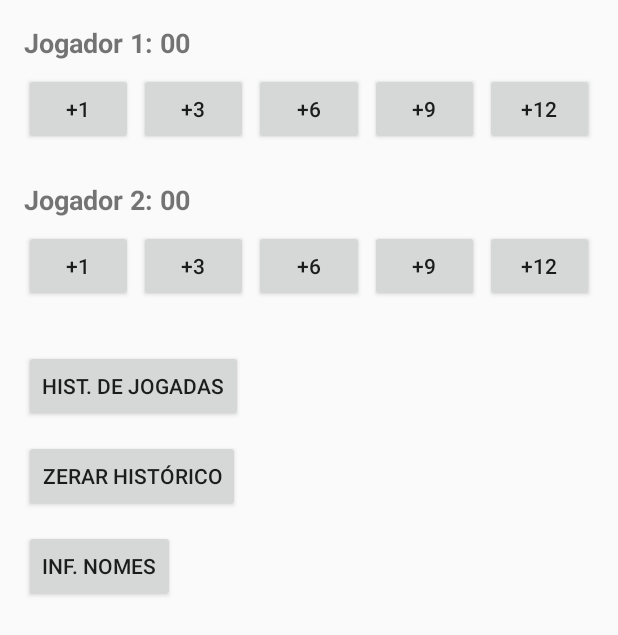
After one commit to maike-rony/trabalhoandroid-truco, an Android app built with Jetpack Compose: the TelaInicialJogo screen opened directly, with no data from a screen before it, on a phone screen of 412 x 824 dp. The commit adds this screen. Shown: the top 635 px of the screen. Run offline under Robolectric (Android 15) with nearby library versions, the phone set to English and light mode, and no system bars.

Commit message:
feat: tela inicial com as validações dos jogadores

```diff
--- a/app/build.gradle.kts
+++ b/app/build.gradle.kts
@@ -44,6 +44,8 @@ dependencies {
     implementation(libs.androidx.compose.ui.graphics)
     implementation(libs.androidx.compose.ui.tooling.preview)
     implementation(libs.androidx.core.ktx)
+    implementation(libs.androidx.appcompat)
+    implementation(libs.androidx.constraintlayout)
     implementation(libs.androidx.lifecycle.runtime.ktx)
     testImplementation(libs.junit)
     androidTestImplementation(platform(libs.androidx.compose.bom))
--- a/app/src/main/AndroidManifest.xml
+++ b/app/src/main/AndroidManifest.xml
@@ -23,6 +23,11 @@
                 <category android:name="android.intent.category.LAUNCHER" />
             </intent-filter>
         </activity>
+        <activity
+            android:name=".TelaInicialJogo"
+            android:exported="false"
+            android:label="@string/tela_inicial_jogo_titulo"
+            android:theme="@style/Theme.TrabalhoFinalAPPTruco" />
     </application>
 
 </manifest>
--- /dev/null
+++ b/app/src/main/java/com/example/trabalhofinal_apptruco/TelaInicialJogo.kt
@@ -0,0 +1,21 @@
+package com.example.trabalhofinal_apptruco
+
+import android.os.Bundle
+import android.widget.TextView
+import androidx.appcompat.app.AppCompatActivity
+
+class TelaInicialJogo : AppCompatActivity() {
+    override fun onCreate(savedInstanceState: Bundle?) {
+        super.onCreate(savedInstanceState)
+        setContentView(R.layout.activity_tela_inicial_jogo)
+
+        val player1Name = intent.getStringExtra("EXTRA_PLAYER_1")?.takeIf { it.isNotBlank() } ?: "Jogador 1"
+        val player2Name = intent.getStringExtra("EXTRA_PLAYER_2")?.takeIf { it.isNotBlank() } ?: "Jogador 2"
+
+        val tvJogador1Header = findViewById<TextView>(R.id.tvJogador1Header)
+        val tvJogador2Header = findViewById<TextView>(R.id.tvJogador2Header)
+
+        tvJogador1Header.text = getString(R.string.jogador_pontos_format, player1Name, "00")
+        tvJogador2Header.text = getString(R.string.jogador_pontos_format, player2Name, "00")
+    }
+}
--- /dev/null
+++ b/app/src/main/res/layout/activity_tela_inicial_jogo.xml
@@ -0,0 +1,165 @@
+<?xml version="1.0" encoding="utf-8"?>
+<androidx.constraintlayout.widget.ConstraintLayout xmlns:android="http://schemas.android.com/apk/res/android"
+    xmlns:app="http://schemas.android.com/apk/res-auto"
+    xmlns:tools="http://schemas.android.com/tools"
+    android:layout_width="match_parent"
+    android:layout_height="match_parent"
+    android:padding="16dp"
+    tools:context=".TelaInicialJogo">
+
+    <!-- JOGADOR 1 HEADER -->
+    <TextView
+        android:id="@+id/tvJogador1Header"
+        android:layout_width="wrap_content"
+        android:layout_height="wrap_content"
+        android:textSize="18sp"
+        android:textStyle="bold"
+        app:layout_constraintStart_toStartOf="parent"
+        app:layout_constraintTop_toTopOf="parent"
+        tools:text="Jogador 1: 00" />
+
+    <!-- JOGADOR 1 BOTOES (+1, +3, +6, +9, +12) -->
+    <Button
+        android:id="@+id/btnP1Plus1"
+        android:layout_width="0dp"
+        android:layout_height="wrap_content"
+        android:layout_marginTop="8dp"
+        android:layout_marginEnd="4dp"
+        android:text="@string/btn_mais_1"
+        app:layout_constraintEnd_toStartOf="@+id/btnP1Plus3"
+        app:layout_constraintHorizontal_chainStyle="spread"
+        app:layout_constraintStart_toStartOf="parent"
+        app:layout_constraintTop_toBottomOf="@id/tvJogador1Header" />
+
+    <Button
+        android:id="@+id/btnP1Plus3"
+        android:layout_width="0dp"
+        android:layout_height="wrap_content"
+        android:layout_marginEnd="4dp"
+        android:text="@string/btn_mais_3"
+        app:layout_constraintEnd_toStartOf="@+id/btnP1Plus6"
+        app:layout_constraintStart_toEndOf="@id/btnP1Plus1"
+        app:layout_constraintTop_toTopOf="@id/btnP1Plus1" />
+
+    <Button
+        android:id="@+id/btnP1Plus6"
+        android:layout_width="0dp"
+        android:layout_height="wrap_content"
+        android:layout_marginEnd="4dp"
+        android:text="@string/btn_mais_6"
+        app:layout_constraintEnd_toStartOf="@+id/btnP1Plus9"
+        app:layout_constraintStart_toEndOf="@id/btnP1Plus3"
+        app:layout_constraintTop_toTopOf="@id/btnP1Plus1" />
+
+    <Button
+        android:id="@+id/btnP1Plus9"
+        android:layout_width="0dp"
+        android:layout_height="wrap_content"
+        android:layout_marginEnd="4dp"
+        android:text="@string/btn_mais_9"
+        app:layout_constraintEnd_toStartOf="@+id/btnP1Plus12"
+        app:layout_constraintStart_toEndOf="@id/btnP1Plus6"
+        app:layout_constraintTop_toTopOf="@id/btnP1Plus1" />
+
+    <Button
+        android:id="@+id/btnP1Plus12"
+        android:layout_width="0dp"
+        android:layout_height="wrap_content"
+        android:text="@string/btn_mais_12"
+        app:layout_constraintEnd_toEndOf="parent"
+        app:layout_constraintStart_toEndOf="@id/btnP1Plus9"
+        app:layout_constraintTop_toTopOf="@id/btnP1Plus1" />
+
+    <!-- JOGADOR 2 HEADER -->
+    <TextView
+        android:id="@+id/tvJogador2Header"
+        android:layout_width="wrap_content"
+        android:layout_height="wrap_content"
+        android:layout_marginTop="24dp"
+        android:textSize="18sp"
+        android:textStyle="bold"
+        app:layout_constraintStart_toStartOf="parent"
+        app:layout_constraintTop_toBottomOf="@id/btnP1Plus1"
+        tools:text="Jogador 2: 00" />
+
+    <!-- JOGADOR 2 BOTOES (+1, +3, +6, +9, +12) -->
+    <Button
+        android:id="@+id/btnP2Plus1"
+        android:layout_width="0dp"
+        android:layout_height="wrap_content"
+        android:layout_marginTop="8dp"
+        android:layout_marginEnd="4dp"
+        android:text="@string/btn_mais_1"
+        app:layout_constraintEnd_toStartOf="@+id/btnP2Plus3"
+        app:layout_constraintHorizontal_chainStyle="spread"
+        app:layout_constraintStart_toStartOf="parent"
+        app:layout_constraintTop_toBottomOf="@id/tvJogador2Header" />
+
+    <Button
+        android:id="@+id/btnP2Plus3"
+        android:layout_width="0dp"
+        android:layout_height="wrap_content"
+        android:layout_marginEnd="4dp"
+        android:text="@string/btn_mais_3"
+        app:layout_constraintEnd_toStartOf="@+id/btnP2Plus6"
+        app:layout_constraintStart_toEndOf="@id/btnP2Plus1"
+        app:layout_constraintTop_toTopOf="@id/btnP2Plus1" />
+
+    <Button
+        android:id="@+id/btnP2Plus6"
+        android:layout_width="0dp"
+        android:layout_height="wrap_content"
+        android:layout_marginEnd="4dp"
+        android:text="@string/btn_mais_6"
+        app:layout_constraintEnd_toStartOf="@+id/btnP2Plus9"
+        app:layout_constraintStart_toEndOf="@id/btnP2Plus3"
+        app:layout_constraintTop_toTopOf="@id/btnP2Plus1" />
+
+    <Button
+        android:id="@+id/btnP2Plus9"
+        android:layout_width="0dp"
+        android:layout_height="wrap_content"
+        android:layout_marginEnd="4dp"
+        android:text="@string/btn_mais_9"
+        app:layout_constraintEnd_toStartOf="@+id/btnP2Plus12"
+        app:layout_constraintStart_toEndOf="@id/btnP2Plus6"
+        app:layout_constraintTop_toTopOf="@id/btnP2Plus1" />
+
+    <Button
+        android:id="@+id/btnP2Plus12"
+        android:layout_width="0dp"
+        android:layout_height="wrap_content"
+        android:text="@string/btn_mais_12"
+        app:layout_constraintEnd_toEndOf="parent"
+        app:layout_constraintStart_toEndOf="@id/btnP2Plus9"
+        app:layout_constraintTop_toTopOf="@id/btnP2Plus1" />
+
+    <!-- BOTOES DE ACAO (COLUNA ESQUERDA) -->
+    <Button
+        android:id="@+id/btnHistJogadas"
+        android:layout_width="wrap_content"
+        android:layout_height="wrap_content"
+        android:layout_marginTop="32dp"
+        android:text="@string/btn_hist_jogadas"
+        app:layout_constraintStart_toStartOf="parent"
+        app:layout_constraintTop_toBottomOf="@id/btnP2Plus1" />
+
+    <Button
+        android:id="@+id/btnZerarHistorico"
+        android:layout_width="wrap_content"
+        android:layout_height="wrap_content"
+        android:layout_marginTop="12dp"
+        android:text="@string/btn_zerar_historico"
+        app:layout_constraintStart_toStartOf="parent"
+        app:layout_constraintTop_toBottomOf="@id/btnHistJogadas" />
+
+    <Button
+        android:id="@+id/btnInfNomes"
+        android:layout_width="wrap_content"
+        android:layout_height="wrap_content"
+        android:layout_marginTop="12dp"
+        android:text="@string/btn_inf_nomes"
+        app:layout_constraintStart_toStartOf="parent"
+        app:layout_constraintTop_toBottomOf="@id/btnZerarHistorico" />
+
+</androidx.constraintlayout.widget.ConstraintLayout>
--- a/app/src/main/res/values/strings.xml
+++ b/app/src/main/res/values/strings.xml
@@ -1,3 +1,20 @@
 <resources>
     <string name="app_name">Trabalho Final - APP Truco</string>
+    <string name="nome_jogador_01">Nome do Jogador 01</string>
+    <string name="nome_jogador_02">Nome do Jogador 02</string>
+    <string name="hint_jogador_01">Digite o nome do Jogador 1</string>
+    <string name="hint_jogador_02">Digite o nome do Jogador 2</string>
+    <string name="bot_comecar">Começar</string>
+    <string name="erro_nomes_iguais">Coloque nomes diferentes</string>
+    <string name="tela_inicial_jogo_titulo">Tela Inicial do Jogo</string>
+    <string name="jogadores_partida">%1$s VS %2$s</string>
+    <string name="jogador_pontos_format">%1$s: %2$s</string>
+    <string name="btn_mais_1">+1</string>
+    <string name="btn_mais_3">+3</string>
+    <string name="btn_mais_6">+6</string>
+    <string name="btn_mais_9">+9</string>
+    <string name="btn_mais_12">+12</string>
+    <string name="btn_hist_jogadas">Hist. de Jogadas</string>
+    <string name="btn_zerar_historico">Zerar Histórico</string>
+    <string name="btn_inf_nomes">Inf. Nomes</string>
 </resources>
--- a/app/src/main/res/values/themes.xml
+++ b/app/src/main/res/values/themes.xml
@@ -1,5 +1,4 @@
 <?xml version="1.0" encoding="utf-8"?>
 <resources>
-
-    <style name="Theme.TrabalhoFinalAPPTruco" parent="android:Theme.Material.Light.NoActionBar" />
+    <style name="Theme.TrabalhoFinalAPPTruco" parent="Theme.AppCompat.DayNight.NoActionBar" />
 </resources>
--- a/gradle/libs.versions.toml
+++ b/gradle/libs.versions.toml
@@ -8,9 +8,13 @@ lifecycleRuntimeKtx = "2.6.1"
 activityCompose = "1.13.0"
 kotlin = "2.2.10"
 composeBom = "2026.02.01"
+appcompat = "1.8.0"
+constraintlayout = "2.2.2"
 
 [libraries]
 androidx-core-ktx = { group = "androidx.core", name = "core-ktx", version.ref = "coreKtx" }
+androidx-appcompat = { group = "androidx.appcompat", name = "appcompat", version.ref = "appcompat" }
+androidx-constraintlayout = { group = "androidx.constraintlayout", name = "constraintlayout", version.ref = "constraintlayout" }
 junit = { group = "junit", name = "junit", version.ref = "junit" }
 androidx-junit = { group = "androidx.test.ext", name = "junit", version.ref = "junitVersion" }
 androidx-espresso-core = { group = "androidx.test.espresso", name = "espresso-core", version.ref = "espressoCore" }
```
Also changed, not shown: app/src/main/java/com/example/trabalhofinal_apptruco/MainActivity.kt (+41 -37 lines), app/src/main/res/layout/activity_main.xml (added, +84 -0 lines), 2 other files.
